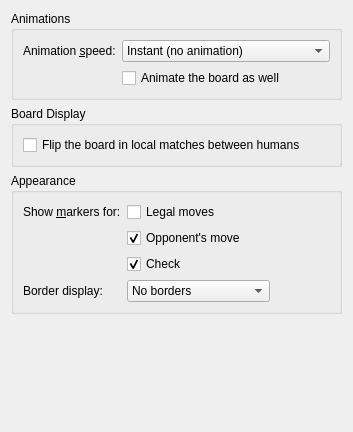
First picture: the form in src/prefs_base.ui, repository KDE/knights, before the edit.
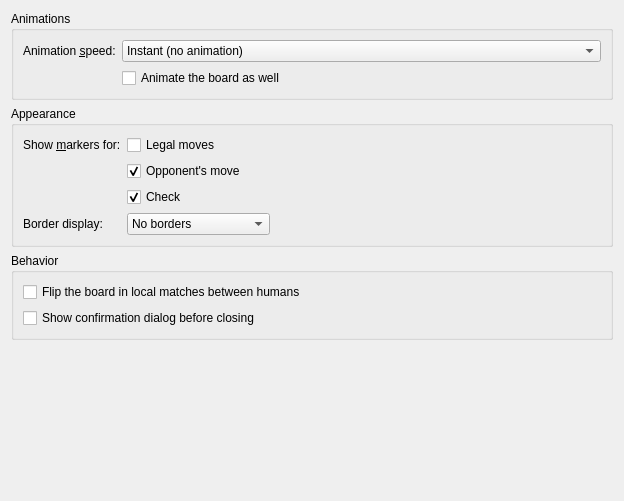
Second picture: the form after the edit. Custom widgets are drawn as their Qt base class.

Commit message: Confirmation dialog before closing and better notifications for PGN loading

```diff
--- a/src/prefs_base.ui
+++ b/src/prefs_base.ui
@@ -6,8 +6,8 @@
    <rect>
     <x>0</x>
     <y>0</y>
-    <width>353</width>
-    <height>432</height>
+    <width>624</width>
+    <height>501</height>
    </rect>
   </property>
   <layout class="QVBoxLayout" name="verticalLayout">
@@ -61,22 +61,6 @@
      </layout>
     </widget>
    </item>
-   <item>
-    <widget class="QGroupBox" name="display_box">
-     <property name="title">
-      <string>Board Display</string>
-     </property>
-     <layout class="QVBoxLayout" name="verticalLayout_3">
-      <item>
-       <widget class="QCheckBox" name="kcfg_flipBoard">
-        <property name="text">
-         <string>Flip the board in local matches between humans</string>
-        </property>
-       </widget>
-      </item>
-     </layout>
-    </widget>
-   </item>
    <item>
     <widget class="QGroupBox" name="appearanceGroup">
      <property name="title">
@@ -158,6 +142,29 @@
      </layout>
     </widget>
    </item>
+   <item>
+    <widget class="QGroupBox" name="groupBox">
+     <property name="title">
+      <string>Behavior</string>
+     </property>
+     <layout class="QVBoxLayout" name="verticalLayout_2">
+      <item>
+       <widget class="QCheckBox" name="kcfg_flipBoard">
+        <property name="text">
+         <string>Flip the board in local matches between humans</string>
+        </property>
+       </widget>
+      </item>
+      <item>
+       <widget class="QCheckBox" name="kcfg_askDiscard">
+        <property name="text">
+         <string>Show confirmation dialog before closing</string>
+        </property>
+       </widget>
+      </item>
+     </layout>
+    </widget>
+   </item>
    <item>
     <spacer name="verticalSpacer">
      <property name="orientation">
```
The commit also changes 7 other files.
